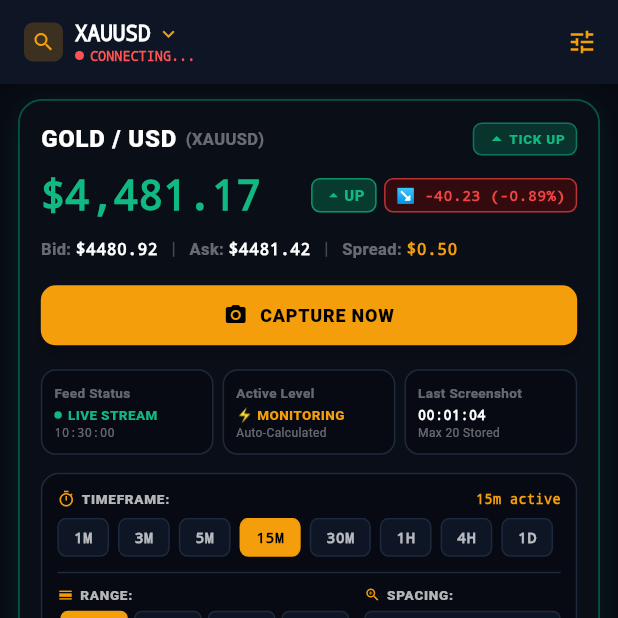
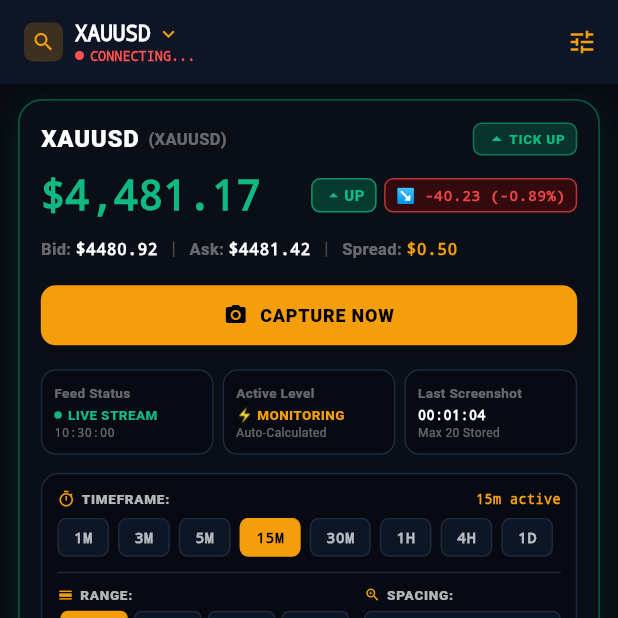
Before and after one commit to Jaspinder-18/gold_mobile_app-, a Flutter app: the screen it shows after launch, on a phone screen of 412 x 824 dp, the top half of it. Run offline on Flutter 3.47's test engine with Material 3 defaults, Android fonts, the phone set to English and light mode, and no system bars; our stand-ins replace audioplayers, cached_network_image, flutter_local_notifications, photo_view, shared_preferences, socket_io_client; network calls fail.

Commit message:
fix: dynamic symbol rendering, socket symbol filter, settings payload, locked touch states

```diff
--- a/lib/models/market_data.dart
+++ b/lib/models/market_data.dart
@@ -1,5 +1,6 @@
 class MarketTick {
   final String symbol;
+  final String displayName;
   final double price;
   final double bid;
   final double ask;
@@ -12,6 +13,7 @@ class MarketTick {
 
   MarketTick({
     required this.symbol,
+    this.displayName = 'Gold / USD Spot',
     required this.price,
     required this.bid,
     required this.ask,
@@ -26,7 +28,8 @@ class MarketTick {
   factory MarketTick.fromJson(Map<String, dynamic> json) {
     final p = (json['price'] as num?)?.toDouble() ?? 4356.40;
     return MarketTick(
-      symbol: json['symbol'] ?? 'XAUUSD',
+      symbol: json['symbol']?.toString() ?? json['rawSymbol']?.toString() ?? 'XAUUSD',
+      displayName: json['displayName']?.toString() ?? json['symbol']?.toString() ?? 'Gold / USD',
       price: p,
       bid: (json['bid'] as num?)?.toDouble() ?? (p - 0.25),
       ask: (json['ask'] as num?)?.toDouble() ?? (p + 0.25),
@@ -89,6 +92,7 @@ class PivotConfig {
 class AlertEvent {
   final String id;
   final String symbol;
+  final String displayName;
   final String level;
   final double levelPrice;
   final double currentPrice;
@@ -102,6 +106,7 @@ class AlertEvent {
   AlertEvent({
     required this.id,
     required this.symbol,
+    this.displayName = 'Gold / USD Spot',
     required this.level,
     required this.levelPrice,
     required this.currentPrice,
@@ -121,6 +126,7 @@ class AlertEvent {
     return AlertEvent(
       id: (json['_id'] ?? json['id'] ?? 'evt_${DateTime.now().millisecondsSinceEpoch}').toString(),
       symbol: json['symbol']?.toString() ?? 'XAUUSD',
+      displayName: json['displayName']?.toString() ?? json['symbol']?.toString() ?? 'Gold / USD',
       level: json['level']?.toString() ?? 'R2',
       levelPrice: (json['levelPrice'] as num?)?.toDouble() ?? 4432.84,
       currentPrice: (json['currentPrice'] as num?)?.toDouble() ?? 4432.84,
--- a/lib/screens/home_screen.dart
+++ b/lib/screens/home_screen.dart
@@ -191,7 +191,7 @@ class _HomeScreenState extends State<HomeScreen> with SingleTickerProviderStateM
                                   final sym = searchResults[idx];
                                   final isActive = _socketService.activeSymbol == sym.symbol;
                                   return Card(
-                                    color: isActive ? const Color(0xFFF59E0B).withOpacity(0.15) : const Color(0xFF131D31),
+                                    color: isActive ? const Color(0xFFF59E0B).withValues(alpha: 0.15) : const Color(0xFF131D31),
                                     shape: RoundedRectangleBorder(
                                       borderRadius: BorderRadius.circular(12),
                                       side: BorderSide(color: isActive ? const Color(0xFFF59E0B) : const Color(0xFF1E293B)),
@@ -386,7 +386,7 @@ class _HomeScreenState extends State<HomeScreen> with SingleTickerProviderStateM
                 Container(
                   padding: const EdgeInsets.all(5),
                   decoration: BoxDecoration(
-                    color: const Color(0xFFF59E0B).withOpacity(0.2),
+                    color: const Color(0xFFF59E0B).withValues(alpha: 0.2),
                     borderRadius: BorderRadius.circular(6),
                   ),
                   child: const Icon(Icons.search, color: Color(0xFFF59E0B), size: 16),
@@ -544,14 +544,14 @@ class _HomeScreenState extends State<HomeScreen> with SingleTickerProviderStateM
             children: [
               Row(
                 children: [
-                  const Text(
-                    'GOLD / USD',
-                    style: TextStyle(color: Colors.white, fontWeight: FontWeight.w900, fontSize: 16, letterSpacing: 0.5),
+                  Text(
+                    _socketService.activeSymbolConfig?.displayName ?? _tick?.displayName ?? _tick?.symbol ?? _socketService.activeSymbol,
+                    style: const TextStyle(color: Colors.white, fontWeight: FontWeight.w900, fontSize: 16, letterSpacing: 0.5),
                   ),
                   const SizedBox(width: 6),
-                  const Text(
-                    '(XAUUSD)',
-                    style: TextStyle(color: Colors.white38, fontSize: 11, fontWeight: FontWeight.bold),
+                  Text(
+                    '(${_socketService.activeSymbol})',
+                    style: const TextStyle(color: Colors.white38, fontSize: 11, fontWeight: FontWeight.bold),
                   ),
                 ],
               ),
@@ -1058,8 +1058,9 @@ class _HomeScreenState extends State<HomeScreen> with SingleTickerProviderStateM
               final distance = (currentPrice - targetPrice).abs();
               final isNear = distance <= _config.tolerance;
               final stateStatus = _socketService.levelStates[name] ?? 'READY';
-              final isCurrentlyTouched = stateStatus == 'TRIGGERED' || isNear;
-              final isPreviouslyTouched = stateStatus == 'PREVIOUSLY_TOUCHED' && !isCurrentlyTouched;
+              final isCompleted = stateStatus == 'COMPLETED';
+              final isCurrentlyTouched = (stateStatus == 'TRIGGERED' || isNear) && !isCompleted;
+              final isPreviouslyTouched = stateStatus == 'PREVIOUSLY_TOUCHED' && !isCurrentlyTouched && !isCompleted;
 
               Color cardBg;
               Color cardBorder;
@@ -1073,7 +1074,19 @@ class _HomeScreenState extends State<HomeScreen> with SingleTickerProviderStateM
               Color priceColor;
               Color distanceColor;
 
-              if (isCurrentlyTouched) {
+              if (isCompleted) {
+                cardBg = const Color(0xFF581C87).withValues(alpha: 0.25);
+                cardBorder = const Color(0xFFA855F7);
+                badgeBg = const Color(0xFF7E22CE);
+                badgeBorder = const Color(0xFFA855F7);
+                badgeTextColor = Colors.white;
+                statusPillBg = const Color(0xFF3B0764);
+                statusPillBorder = const Color(0xFFA855F7);
+                statusPillTextColor = const Color(0xFFE9D5FF);
+                statusPillText = '🔒 2/2 LOCKED';
+                priceColor = const Color(0xFFE9D5FF);
+                distanceColor = const Color(0xFFE9D5FF);
+              } else if (isCurrentlyTouched) {
                 cardBg = const Color(0xFFEF4444).withValues(alpha: 0.18);
                 cardBorder = const Color(0xFFEF4444);
                 badgeBg = const Color(0xFFDC2626);
@@ -1094,7 +1107,7 @@ class _HomeScreenState extends State<HomeScreen> with SingleTickerProviderStateM
                 statusPillBg = const Color(0xFF1E3A8A).withValues(alpha: 0.5);
                 statusPillBorder = const Color(0xFF3B82F6).withValues(alpha: 0.5);
                 statusPillTextColor = const Color(0xFF93C5FD);
-                statusPillText = 'PREVIOUS';
+                statusPillText = 'PREVIOUS (1/2)';
                 priceColor = const Color(0xFF93C5FD);
                 distanceColor = const Color(0xFF93C5FD);
               } else {
--- a/lib/screens/screenshot_viewer_screen.dart
+++ b/lib/screens/screenshot_viewer_screen.dart
@@ -154,9 +154,9 @@ class ScreenshotViewerScreen extends StatelessWidget {
                   Row(
                     mainAxisAlignment: MainAxisAlignment.spaceBetween,
                     children: [
-                      const Text(
-                        'Gold Spot / U.S. Dollar (XAU/USD)',
-                        style: TextStyle(color: Colors.white, fontWeight: FontWeight.bold, fontSize: 13),
+                      Text(
+                        event.displayName.isNotEmpty ? event.displayName : (event.symbol.isNotEmpty ? event.symbol : 'Multi-Asset Terminal'),
+                        style: const TextStyle(color: Colors.white, fontWeight: FontWeight.bold, fontSize: 13),
                       ),
                       Container(
                         padding: const EdgeInsets.symmetric(horizontal: 6, vertical: 2),
@@ -180,7 +180,7 @@ class ScreenshotViewerScreen extends StatelessWidget {
                   Text(
                     event.triggerReason.isNotEmpty
                         ? event.triggerReason
-                        : 'Gold touched ${event.level} @ \$${event.currentPrice.toStringAsFixed(2)}',
+                        : '${event.displayName.isNotEmpty ? event.displayName : (event.symbol.isNotEmpty ? event.symbol : "Asset")} touched ${event.level} @ \$${event.currentPrice.toStringAsFixed(2)}',
                     style: TextStyle(color: Colors.white.withValues(alpha: 0.8), fontSize: 12),
                   ),
                 ],
--- a/lib/services/notification_service.dart
+++ b/lib/services/notification_service.dart
@@ -43,20 +43,21 @@ class NotificationService {
 
   Future<void> showAlertNotification(AlertEvent event) async {
     final isResistance = event.level.startsWith('R');
-    final title = '🚨 GOLD TOUCHED ${event.level} @ \$${event.currentPrice.toStringAsFixed(2)}';
+    final symName = event.displayName.isNotEmpty ? event.displayName : (event.symbol.isNotEmpty ? event.symbol : 'ALERT');
+    final title = '🚨 $symName TOUCHED ${event.level} @ \$${event.currentPrice.toStringAsFixed(2)}';
     final body = 'Target: \$${event.levelPrice.toStringAsFixed(2)} · ${isResistance ? "Resistance" : "Support"} Level · Tap to view full TradingView chart';
 
     final androidDetails = AndroidNotificationDetails(
       'gold_alerts_channel',
-      'Gold Level Alerts',
-      channelDescription: 'Loud alarm clock notifications for Gold level touches',
+      'Multi-Asset Level Alerts',
+      channelDescription: 'Loud alarm clock notifications for multi-asset level touches',
       importance: Importance.max,
       priority: Priority.high,
-      ticker: 'Gold Level Alert',
+      ticker: '$symName Level Alert',
       styleInformation: BigTextStyleInformation(
         body,
         contentTitle: title,
-        summaryText: 'XAU/USD Alert Terminal',
+        summaryText: '$symName Alert Terminal',
       ),
     );
 
```
Also changed, not shown: lib/services/socket_service.dart (+11 -2 lines).
